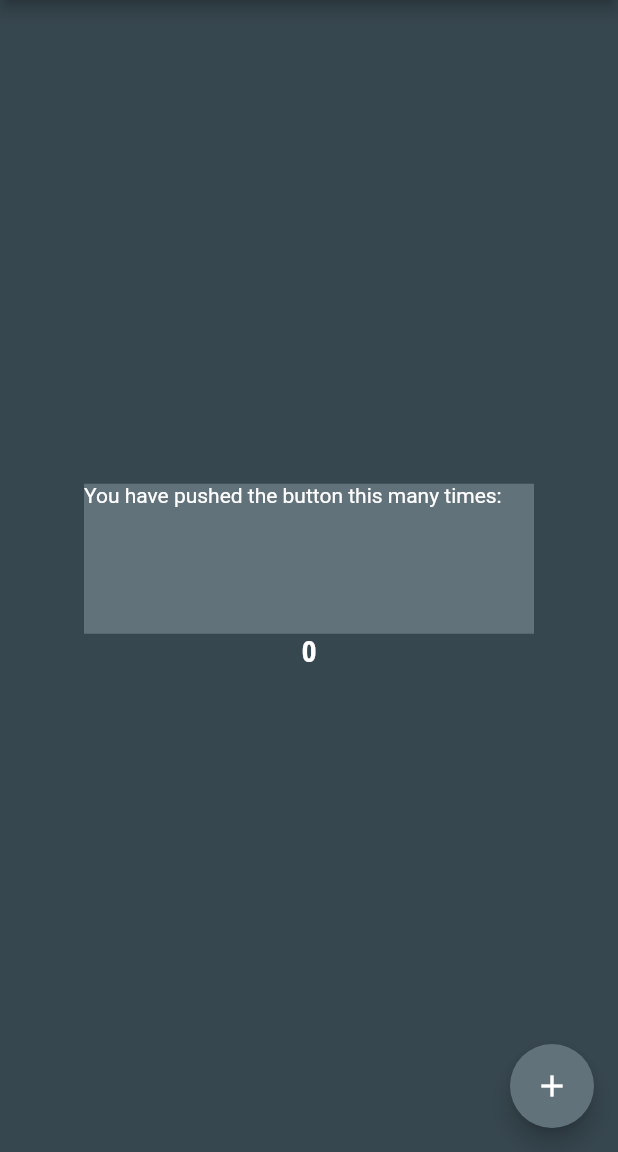
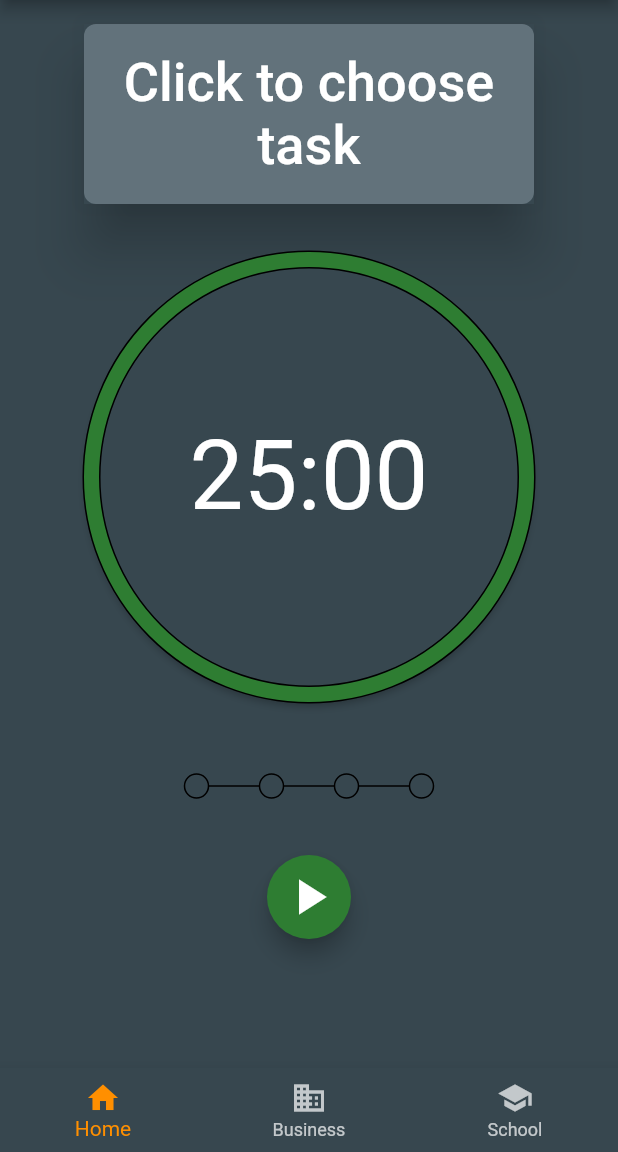
Before and after one commit to captain-maramo/red_pandadoro, a Flutter app: the screen it shows after launch, after a tap on the "menu" icon, after a tap on the "close" icon, on a phone screen of 412 x 824 dp, the part 84-1236 px from its top. Run offline on Flutter 3.47's test engine with Material 2 defaults, Android fonts, the light colour scheme and no system bars; drawn by our look-alikes of percent_indicator; our stand-ins replace dartz, equatable, get_it, shared_preferences.

Commit message:
first version of mainpage

```diff
--- a/lib/main.dart
+++ b/lib/main.dart
@@ -1,11 +1,12 @@
 import 'package:flutter/material.dart';
 
 import 'package:red_pandadoro/application/theme/theme_service.dart';
-import 'package:red_pandadoro/presentation/main_menu_drawer.dart';
 import 'package:red_pandadoro/theme.dart';
 
 import 'package:provider/provider.dart';
 import 'injection.dart' as di; // di == dependency injection
+
+import 'presentation/pomodoro/main_screen.dart';
 
 void main() async {
   WidgetsFlutterBinding.ensureInitialized();
@@ -22,7 +23,6 @@
 class MyApp extends StatelessWidget {
   const MyApp({Key? key}) : super(key: key);
 
-  // This widget is the root of your application.
   @override
   Widget build(BuildContext context) {
     return Consumer<ThemeService>(
@@ -37,112 +37,9 @@
               : themeService.isDarkmodeOn
                   ? ThemeMode.dark
                   : ThemeMode.light,
-          home: const MyHomePage(title: 'Red Pandadoro'),
+          home: const MainScreen(title: 'Red Pandadoro'),
         );
       },
     );
   }
 }
-
-class MyHomePage extends StatefulWidget {
-  const MyHomePage({Key? key, required this.title}) : super(key: key);
-
-  // This widget is the home page of your application. It is stateful, meaning
-  // that it has a State object (defined below) that contains fields that affect
-  // how it looks.
-
-  // This class is the configuration for the state. It holds the values (in this
-  // case the title) provided by the parent (in this case the App widget) and
-  // used by the build method of the State. Fields in a Widget subclass are
-  // always marked "final".
-
-  final String title;
-
-  @override
-  State<MyHomePage> createState() => _MyHomePageState();
-}
-
-class _MyHomePageState extends State<MyHomePage> {
-  int _counter = 0;
-  int _selectedDestination = 0;
-
-  void _incrementCounter() {
-    setState(() {
-      // This call to setState tells the Flutter framework that something has
-      // changed in this State, which causes it to rerun the build method below
-      // so that the display can reflect the updated values. If we changed
-      // _counter without calling setState(), then the build method would not be
-      // called again, and so nothing would appear to happen.
-      _counter++;
-    });
-  }
-
-  @override
-  Widget build(BuildContext context) {
-    final themeData =
-        Theme.of(context).copyWith(canvasColor: Colors.blueGrey.shade800);
-
-    // This method is rerun every time setState is called, for instance as done
-    // by the _incrementCounter method above.
-    //
-    // The Flutter framework has been optimized to make rerunning build methods
-    // fast, so that you can just rebuild anything that needs updating rather
-    // than having to individually change instances of widgets.
-    return Scaffold(
-      appBar: AppBar(
-        // Here we take the value from the MyHomePage object that was created by
-        // the App.build method, and use it to set our appbar title.
-        title: Text(widget.title),
-      ),
-      endDrawer: const Drawer(
-        child: MainMenuDrawer(),
-      ),
-      body: Center(
-        // Center is a layout widget. It takes a single child and positions it
-        // in the middle of the parent.
-        child: Column(
-          // Column is also a layout widget. It takes a list of children and
-          // arranges them vertically. By default, it sizes itself to fit its
-          // children horizontally, and tries to be as tall as its parent.
-          //
-          // Invoke "debug painting" (press "p" in the console, choose the
-          // "Toggle Debug Paint" action from the Flutter Inspector in Android
-          // Studio, or the "Toggle Debug Paint" command in Visual Studio Code)
-          // to see the wireframe for each widget.
-          //
-          // Column has various properties to control how it sizes itself and
-          // how it positions its children. Here we use mainAxisAlignment to
-          // center the children vertically; the main axis here is the vertical
-          // axis because Columns are vertical (the cross axis would be
-          // horizontal).
-          mainAxisAlignment: MainAxisAlignment.center,
-          children: <Widget>[
-            Container(
-              decoration: BoxDecoration(color: themeData.colorScheme.secondary),
-              child: const SizedBox(
-                height: 100,
-                width: 300,
-                child: Text(
-                  'You have pushed the button this many times:',
-                  style: TextStyle(color: Colors.white),
-                ),
-              ),
-            ),
-            Text(
-              '$_counter',
-              style: Theme.of(context).textTheme.headline1,
-            ),
-          ],
-        ),
-      ),
-      floatingActionButton: FloatingActionButton(
-        onPressed: _incrementCounter,
-        tooltip: 'Increment',
-        child: const Icon(
-          Icons.add,
-          color: Colors.white,
-        ),
-      ), // This trailing comma makes auto-formatting nicer for build methods.
-    );
-  }
-}
--- /dev/null
+++ b/lib/presentation/pomodoro/main_screen.dart
@@ -0,0 +1,49 @@
+import 'package:flutter/material.dart';
+
+import 'widgets/main_menu_drawer.dart';
+import 'widgets/main_screen_body.dart';
+
+class MainScreen extends StatefulWidget {
+  const MainScreen({Key? key, required this.title}) : super(key: key);
+
+  final String title;
+
+  @override
+  State<MainScreen> createState() => _MainScreenState();
+}
+
+class _MainScreenState extends State<MainScreen> {
+  @override
+  Widget build(BuildContext context) {
+    final themeData =
+        Theme.of(context).copyWith(canvasColor: Colors.blueGrey.shade800);
+    return Scaffold(
+      appBar: AppBar(
+        title: Text(widget.title),
+      ),
+      endDrawer: const Drawer(
+        child: MainMenuDrawer(),
+      ),
+      body: MainScreenBody(themeData: themeData),
+      bottomNavigationBar: BottomNavigationBar(
+        items: const <BottomNavigationBarItem>[
+          BottomNavigationBarItem(
+            icon: Icon(Icons.home),
+            label: 'Home',
+          ),
+          BottomNavigationBarItem(
+            icon: Icon(Icons.business),
+            label: 'Business',
+          ),
+          BottomNavigationBarItem(
+            icon: Icon(Icons.school),
+            label: 'School',
+          ),
+        ],
+        currentIndex: 0,
+        selectedItemColor: Colors.amber[800],
+        onTap: (__) {},
+      ),
+    );
+  }
+}
--- /dev/null
+++ b/lib/presentation/pomodoro/widgets/button_row.dart
@@ -0,0 +1,26 @@
+import 'package:flutter/material.dart';
+
+class ButtonRow extends StatelessWidget {
+  const ButtonRow({
+    Key? key,
+  }) : super(key: key);
+
+  @override
+  Widget build(BuildContext context) {
+    return Row(
+      mainAxisAlignment: MainAxisAlignment.center,
+      children: [
+        FloatingActionButton(
+          onPressed: () {},
+          tooltip: 'Play',
+          backgroundColor: const Color.fromRGBO(46, 125, 50, 1),
+          child: const Icon(
+            Icons.play_arrow,
+            size: 40.0,
+            color: Colors.white,
+          ),
+        ),
+      ],
+    );
+  }
+}
--- /dev/null
+++ b/lib/presentation/pomodoro/widgets/four_pomodoro_prgogress_painter.dart
@@ -0,0 +1,21 @@
+import 'package:flutter/material.dart';
+
+class FourPomodoroProgressPainter extends CustomPainter {
+  @override
+  void paint(Canvas canvas, Size size) {
+    var paint1 = Paint()
+      ..color = Colors.black
+      ..style = PaintingStyle.stroke;
+    paint1.strokeWidth = 1.0;
+    canvas.drawCircle(const Offset(-75, 40), 8, paint1);
+    canvas.drawLine(const Offset(-67, 40), const Offset(-33, 40), paint1);
+    canvas.drawCircle(const Offset(-25, 40), 8, paint1);
+    canvas.drawLine(const Offset(-17, 40), const Offset(17, 40), paint1);
+    canvas.drawCircle(const Offset(25, 40), 8, paint1);
+    canvas.drawLine(const Offset(33, 40), const Offset(67, 40), paint1);
+    canvas.drawCircle(const Offset(75, 40), 8, paint1);
+  }
+
+  @override
+  bool shouldRepaint(CustomPainter oldDelegate) => true;
+}
--- a/lib/presentation/main_menu_drawer.dart
+++ b/lib/presentation/pomodoro/widgets/main_menu_drawer.dart
@@ -7,8 +7,6 @@ class MainMenuDrawer extends StatelessWidget {
 
   @override
   Widget build(BuildContext context) {
-    final themeData = Theme.of(context);
-
     return Column(
       // Important: Remove any padding from the ListView.
       children: <Widget>[
--- /dev/null
+++ b/lib/presentation/pomodoro/widgets/main_screen_body.dart
@@ -0,0 +1,36 @@
+import 'package:flutter/material.dart';
+
+import 'button_row.dart';
+import 'four_pomodoro_prgogress_painter.dart';
+import 'progress_circle_button.dart';
+import 'todo_field.dart';
+
+class MainScreenBody extends StatelessWidget {
+  const MainScreenBody({
+    Key? key,
+    required this.themeData,
+  }) : super(key: key);
+
+  final ThemeData themeData;
+
+  @override
+  Widget build(BuildContext context) {
+    return Center(
+      child: Column(
+        children: <Widget>[
+          ToDoField(themeData: themeData),
+          const Padding(
+            padding: EdgeInsets.all(16.0),
+            child: ProgressCircleButton(),
+          ),
+          CustomPaint(
+            painter: FourPomodoroProgressPainter(),
+          ),
+          const Spacer(),
+          const ButtonRow(),
+          const Spacer(),
+        ],
+      ),
+    );
+  }
+}
--- /dev/null
+++ b/lib/presentation/pomodoro/widgets/progress_circle_button.dart
@@ -0,0 +1,31 @@
+import 'package:flutter/material.dart';
+import 'package:percent_indicator/circular_percent_indicator.dart';
+
+class ProgressCircleButton extends StatelessWidget {
+  const ProgressCircleButton({
+    Key? key,
+  }) : super(key: key);
+
+  @override
+  Widget build(BuildContext context) {
+    return ElevatedButton(
+      onPressed: () {},
+      style: ElevatedButton.styleFrom(
+        fixedSize: const Size(300, 300),
+        shape: const CircleBorder(),
+      ),
+      child: CircularPercentIndicator(
+        radius: 150.0,
+        lineWidth: 10.0,
+        percent: 1.0,
+        center: const Text(
+          "25:00",
+          style: TextStyle(fontSize: 64),
+        ),
+        progressColor: const Color.fromRGBO(46, 125, 50, 1),
+        backgroundColor: Colors.black,
+        backgroundWidth: 12.0,
+      ),
+    );
+  }
+}
--- /dev/null
+++ b/lib/presentation/pomodoro/widgets/todo_field.dart
@@ -0,0 +1,37 @@
+import 'package:flutter/material.dart';
+
+class ToDoField extends StatelessWidget {
+  const ToDoField({
+    Key? key,
+    required this.themeData,
+  }) : super(key: key);
+
+  final ThemeData themeData;
+
+  @override
+  Widget build(BuildContext context) {
+    return Padding(
+      padding: const EdgeInsetsDirectional.all(16.0),
+      child: Material(
+        elevation: 16,
+        child: Container(
+          decoration: BoxDecoration(
+              color: themeData.colorScheme.secondary,
+              borderRadius: BorderRadius.circular(8)),
+          child: SizedBox(
+            height: 120,
+            width: 300,
+            child: Center(
+              child: Text(
+                'Click to choose task',
+                textAlign: TextAlign.center,
+                style:
+                    Theme.of(context).textTheme.button?.copyWith(fontSize: 36),
+              ),
+            ),
+          ),
+        ),
+      ),
+    );
+  }
+}
--- a/lib/theme.dart
+++ b/lib/theme.dart
@@ -32,9 +32,16 @@ class AppTheme {
       fontWeight: FontWeight.bold,
       fontSize: 16);
 
+  static const TextStyle _lightTodoText = TextStyle(
+      color: _lightTextColorPrimary,
+      fontFamily: "RobotoCondensed",
+      fontWeight: FontWeight.normal,
+      fontSize: 36);
+
   static const TextTheme _lightTextTheme = TextTheme(
     headline1: _lightHeadingText,
     bodyText1: _lightBodyText,
+    button: _lightTodoText,
   );
 
   static final TextStyle _darkThemeHeadingTextStyle =
--- a/pubspec.yaml
+++ b/pubspec.yaml
@@ -39,6 +39,7 @@ dependencies:
   provider: ^6.0.3
   shared_preferences: ^2.0.15
   get_it: ^7.2.0
+  percent_indicator: ^4.0.1
 
 dev_dependencies:
   flutter_test:
```
Also changed, not shown: pubspec.lock.
